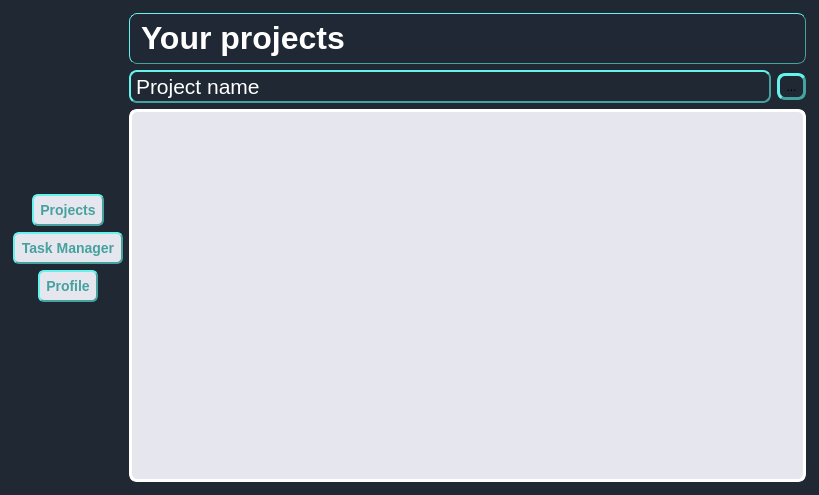
This is ui/MainWindowProjects.ui in kiozet/TaskManagerWithAI as Qt 5 draws it before an edit. The edited form follows.
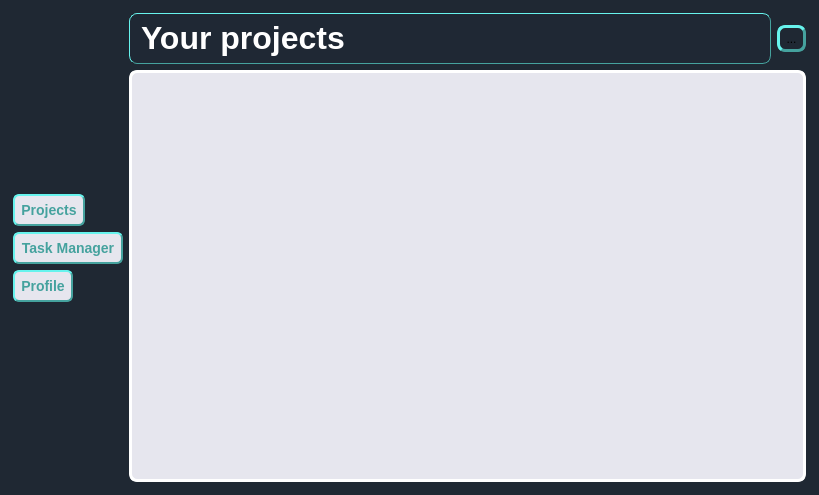
This is the edited form. Icons and pictures are not drawn.

Commit message: Remove Project name from MainWindowProjects

```diff
--- a/ui/MainWindowProjects.ui
+++ b/ui/MainWindowProjects.ui
@@ -51,7 +51,7 @@
   <property name="frameShadow">
    <enum>QFrame::Raised</enum>
   </property>
-  <layout class="QHBoxLayout" name="horizontalLayout_3">
+  <layout class="QHBoxLayout" name="horizontalLayout">
    <item>
     <layout class="QVBoxLayout" name="verticalLayout_6">
      <item>
@@ -67,7 +67,7 @@
        </property>
       </spacer>
      </item>
-     <item alignment="Qt::AlignHCenter">
+     <item>
       <widget class="QPushButton" name="projectsBtn">
        <property name="enabled">
         <bool>true</bool>
@@ -150,7 +150,7 @@
        </property>
       </widget>
      </item>
-     <item alignment="Qt::AlignHCenter">
+     <item>
       <widget class="QPushButton" name="profileBtn">
        <property name="enabled">
         <bool>true</bool>
@@ -208,6 +208,8 @@
    <item>
     <layout class="QVBoxLayout" name="verticalLayout">
      <item>
+      <layout class="QHBoxLayout" name="horizontalLayout_2">
+       <item>
       <widget class="QLabel" name="your_projects_label">
        <property name="sizePolicy">
         <sizepolicy hsizetype="Expanding" vsizetype="Fixed">
@@ -234,31 +236,6 @@
       </widget>
      </item>
      <item>
-      <layout class="QHBoxLayout" name="horizontalLayout">
-       <item>
-        <widget class="QLabel" name="project_name_label">
-         <property name="sizePolicy">
-          <sizepolicy hsizetype="Expanding" vsizetype="Fixed">
-           <horstretch>0</horstretch>
-           <verstretch>0</verstretch>
-          </sizepolicy>
-         </property>
-         <property name="styleSheet">
-          <string notr="true">QLabel{
-    padding: 2px;
-    background-color: #1F2833;
-    border-style: outset;
-    border-width: 2px;
-    border-radius: 8px;
-    border-color: #45A29E;
-}</string>
-         </property>
-         <property name="text">
-          <string>&lt;html&gt;&lt;head/&gt;&lt;body&gt;&lt;p&gt;&lt;span style=&quot; font-size:16pt; color:#ffffff;&quot;&gt;Project name&lt;/span&gt;&lt;/p&gt;&lt;/body&gt;&lt;/html&gt;</string>
-         </property>
-        </widget>
-       </item>
-       <item>
         <widget class="QToolButton" name="add_button_projects">
          <property name="styleSheet">
           <string notr="true">QToolButton{
@@ -284,8 +261,6 @@
       </layout>
      </item>
      <item>
-      <layout class="QHBoxLayout" name="projects_layout">
-       <item>
         <widget class="QLabel" name="label">
          <property name="sizePolicy">
           <sizepolicy hsizetype="Expanding" vsizetype="Expanding">
@@ -309,8 +284,6 @@
           <string/>
          </property>
         </widget>
-       </item>
-      </layout>
      </item>
     </layout>
    </item>
```
Left out of the diff: 2 changed lines with no effect on the pictures. Lines whose indentation alone changed are shown as unchanged.
